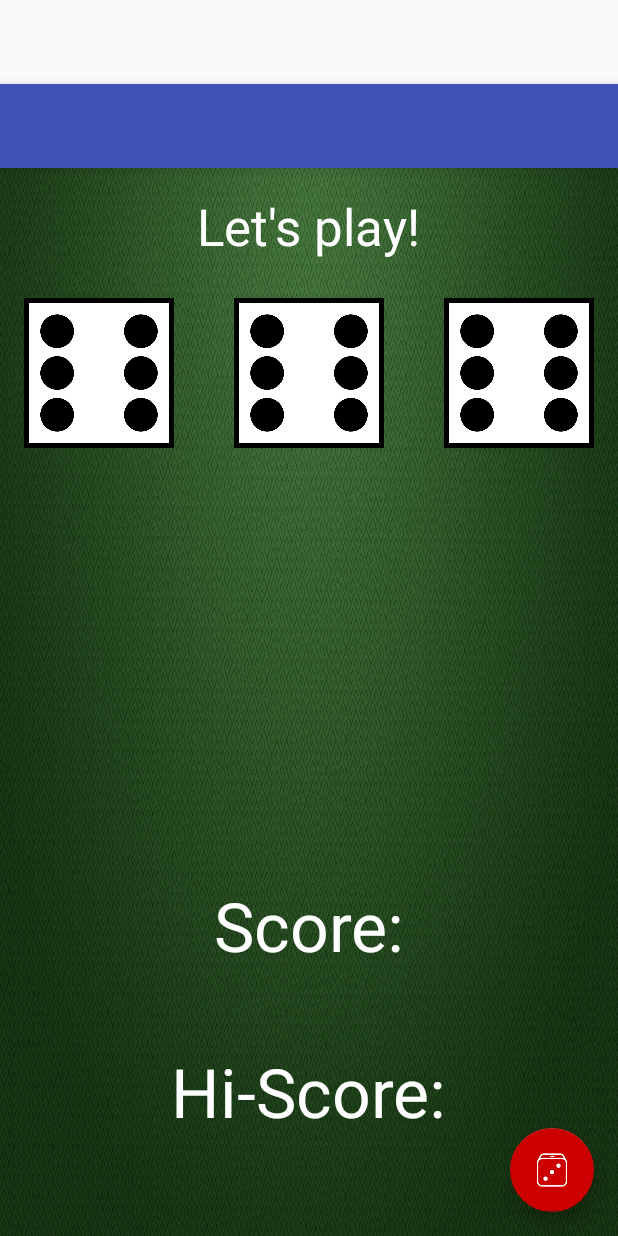
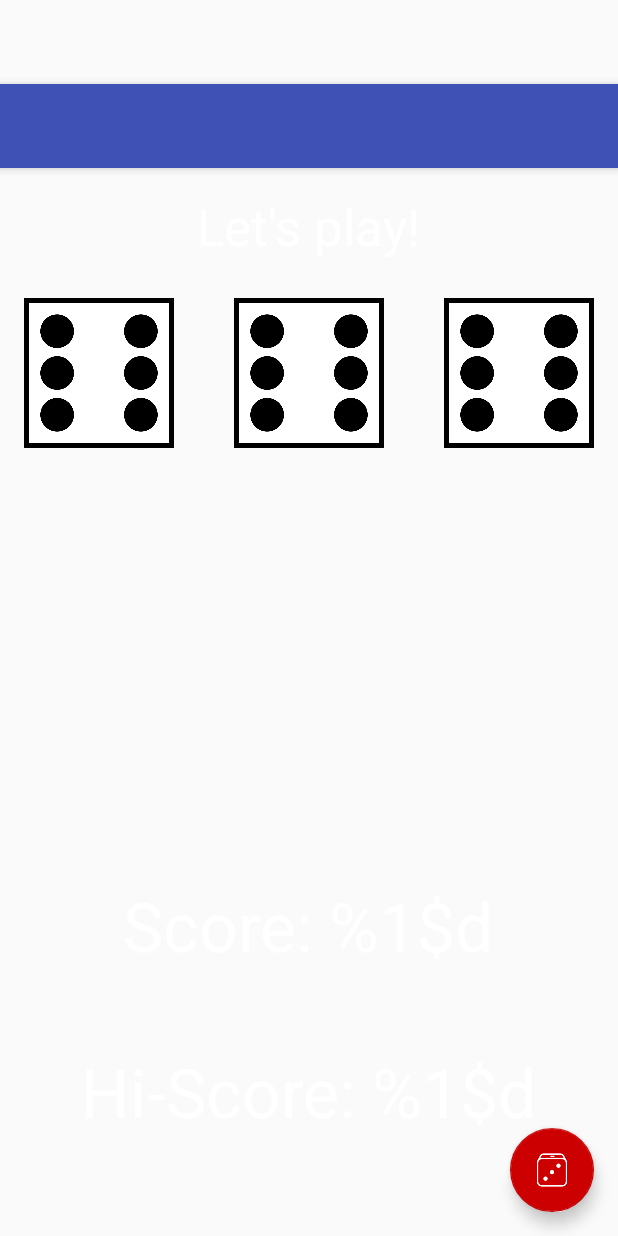
Before and after one commit to robertlent/android-DiceTrifecta, an Android app: the layout activity_main.xml on its own in the app's theme, with its tools: preview values and no code run, on a phone screen of 412 x 824 dp. Run offline under Robolectric (Android 15) with nearby library versions, the phone set to English and light mode, and no system bars.

Commit message:
Updated App to v1.1.0
 - Moved the dice rolling method into its own class.
 - Made app fullscreen
 - Modified strings.xml to include placeholders

```diff
--- a/app/src/main/AndroidManifest.xml
+++ b/app/src/main/AndroidManifest.xml
@@ -12,6 +12,7 @@
 
         <activity
             android:name="com.lentcoding.dicetrifecta.Directions"
+            android:configChanges="orientation"
             android:screenOrientation="portrait">
             <intent-filter>
                 <action android:name="android.intent.action.MAIN" />
@@ -21,6 +22,7 @@
 
         <activity
             android:name="com.lentcoding.dicetrifecta.MainActivity"
+            android:configChanges="orientation"
             android:label="@string/app_name"
             android:screenOrientation="portrait"
             android:theme="@style/AppTheme.NoActionBar">
--- a/app/src/main/java/com/lentcoding/dicetrifecta/Directions.java
+++ b/app/src/main/java/com/lentcoding/dicetrifecta/Directions.java
@@ -25,7 +25,7 @@ public class Directions extends AppCompatActivity {
         });
     }
 
-    public void startGame(View v) {
+    private void startGame(View v) {
         Intent intent = new Intent(this, MainActivity.class);
 
         this.startActivity(intent);
--- a/app/src/main/res/layout/activity_directions.xml
+++ b/app/src/main/res/layout/activity_directions.xml
@@ -8,7 +8,7 @@
         xmlns:tools="http://schemas.android.com/tools"
         android:id="@+id/activity_directions"
         android:layout_width="match_parent"
-        android:layout_height="match_parent"
+        android:layout_height="wrap_content"
         android:paddingBottom="@dimen/activity_vertical_margin"
         android:paddingLeft="@dimen/activity_horizontal_margin"
         android:paddingRight="@dimen/activity_horizontal_margin"
@@ -41,7 +41,7 @@
             android:layout_below="@+id/viewDirectionsBody"
             android:layout_centerHorizontal="true"
             android:layout_marginTop="10dp"
-            android:text="Play" />
+            android:text="@string/play" />
 
     </RelativeLayout>
 </ScrollView>
--- a/app/src/main/res/layout/activity_main.xml
+++ b/app/src/main/res/layout/activity_main.xml
@@ -2,6 +2,7 @@
 <android.support.design.widget.CoordinatorLayout xmlns:android="http://schemas.android.com/apk/res/android"
     xmlns:app="http://schemas.android.com/apk/res-auto"
     xmlns:tools="http://schemas.android.com/tools"
+    android:id="@+id/activity_main"
     android:layout_width="match_parent"
     android:layout_height="match_parent"
     android:fitsSystemWindows="true"
--- a/app/src/main/res/layout/content_main.xml
+++ b/app/src/main/res/layout/content_main.xml
@@ -11,64 +11,66 @@
     android:paddingTop="@dimen/activity_vertical_margin"
     app:layout_behavior="@string/appbar_scrolling_view_behavior"
     tools:context="com.lentcoding.dicetrifecta.MainActivity"
-    tools:showIn="@layout/activity_main"
-    android:background="@drawable/felt">
+    tools:showIn="@layout/activity_main">
 
     <TextView
+        android:id="@+id/viewResult"
         android:layout_width="wrap_content"
         android:layout_height="wrap_content"
+        android:layout_centerHorizontal="true"
         android:text="@string/invite_to_play"
-        android:id = "@+id/viewResult"
         android:textAppearance="@style/TextAppearance.AppCompat.Display1"
-        android:textColor="@android:color/white"
-        android:layout_centerHorizontal="true"/>
+        android:textColor="@android:color/white" />
 
     <ImageView
+        android:id="@+id/die1Image"
         android:layout_width="100dp"
         android:layout_height="100dp"
-        android:id="@+id/die1Image"
+        android:layout_alignParentStart="true"
         android:layout_below="@+id/viewResult"
         android:layout_marginTop="25dp"
-        android:layout_alignParentLeft="true"
+        android:contentDescription="@string/dice"
         android:src="@drawable/die_6" />
 
     <ImageView
+        android:id="@+id/die2Image"
         android:layout_width="100dp"
         android:layout_height="100dp"
-        android:id="@+id/die2Image"
         android:layout_below="@+id/viewResult"
+        android:layout_centerHorizontal="true"
         android:layout_marginTop="25dp"
-        android:layout_centerHorizontal="true"
+        android:contentDescription="@string/dice"
         android:src="@drawable/die_6" />
 
     <ImageView
+        android:id="@+id/die3Image"
         android:layout_width="100dp"
         android:layout_height="100dp"
-        android:id="@+id/die3Image"
+        android:layout_alignParentEnd="true"
         android:layout_below="@+id/viewResult"
         android:layout_marginTop="25dp"
-        android:layout_alignParentRight="true"
+        android:contentDescription="@string/dice"
         android:src="@drawable/die_6" />
 
     <TextView
+        android:id="@+id/viewHiScore"
         android:layout_width="wrap_content"
         android:layout_height="wrap_content"
-        android:id="@+id/viewHiScore"
         android:layout_alignParentBottom="true"
         android:layout_centerHorizontal="true"
+        android:layout_marginBottom="50dp"
         android:text="@string/hi_score"
-        android:layout_marginBottom="50dp"
         android:textAppearance="@style/TextAppearance.AppCompat.Display2"
         android:textColor="@android:color/white" />
 
     <TextView
+        android:id="@+id/viewScore"
         android:layout_width="wrap_content"
         android:layout_height="wrap_content"
-        android:id="@+id/viewScore"
+        android:layout_above="@id/viewHiScore"
         android:layout_centerHorizontal="true"
-        android:layout_above="@id/viewHiScore"
+        android:layout_marginBottom="50dp"
         android:text="@string/score"
-        android:layout_marginBottom="50dp"
         android:textAppearance="@style/TextAppearance.AppCompat.Display2"
         android:textColor="@android:color/white" />
 
--- a/app/src/main/res/values/strings.xml
+++ b/app/src/main/res/values/strings.xml
@@ -10,10 +10,14 @@ If none of the dice match, you receive no points.\n
 You can clear your current score or your saved Hi-Score by opening the menu and pressing \'New Game\' or \'Clear Hi-Score\', respectively.\n
 Click Play when you are ready! Good luck!"</string>
     <string name="invite_to_play">Let\'s play!</string>
-    <string name="score">Score: </string>
-    <string name="hi_score">Hi-Score: </string>
+    <string name="score">Score: %1$d</string>
+    <string name="hi_score">Hi-Score: %1$d</string>
     <string name="new_game">New Game</string>
     <string name="clear_hi_score">Clear Hi-Score</string>
     <string name="exit">Exit</string>
-    <string name="initialScore">Score: 0</string>
+    <string name="initial_score">Score: 0</string>
+    <string name="msg_reset_hi_score">Your Hi-Score has been reset to 0.</string>
+    <string name="initial_hi_score">Hi-Score: 0</string>
+    <string name="dice">Image of a Die</string>
+    <string name="play">Play</string>
 </resources>
--- a/app/src/main/res/values/styles.xml
+++ b/app/src/main/res/values/styles.xml
@@ -17,4 +17,8 @@
 
     <style name="AppTheme.PopupOverlay" parent="ThemeOverlay.AppCompat.Light" />
 
+    <style name="MyTheme" parent="android:Theme">
+        <item name="android:background">@drawable/felt</item>
+    </style>
+
 </resources>
```
Also changed, not shown: app/build.gradle (+7 -4 lines), app/src/main/java/com/lentcoding/dicetrifecta/Dice.java (added, +64 -0 lines), app/src/main/java/com/lentcoding/dicetrifecta/MainActivity.java (+28 -58 lines).
